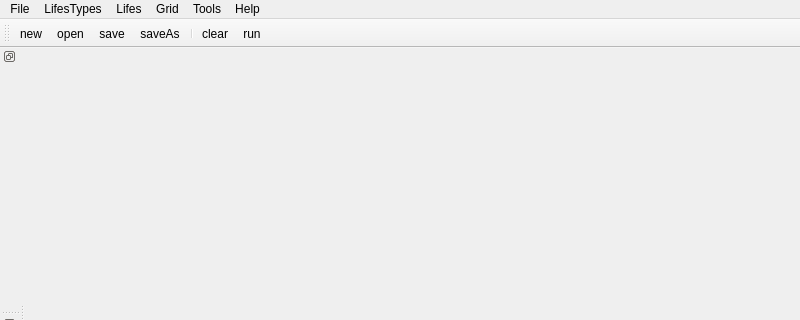
Above: widget/simmainwindow.ui from dridk/estel before the change; both pictures show x 0 to 800 and y 0 to 320 of the 800 by 600 pixel window. Below: the same form after it.
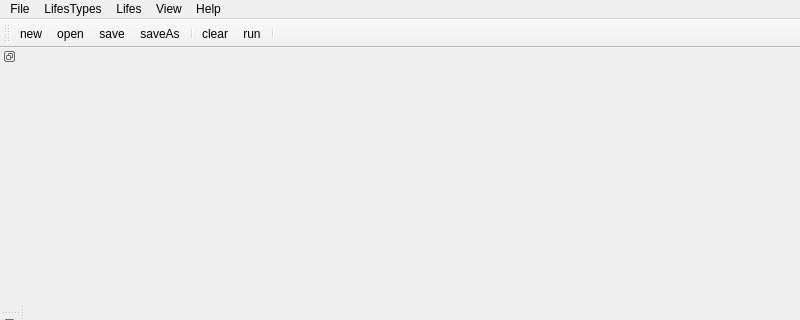
That is the form after the change. Icons and pictures are not drawn.

```diff
--- a/widget/simmainwindow.ui
+++ b/widget/simmainwindow.ui
@@ -37,16 +37,7 @@
     <property name="title">
      <string>Lifes</string>
     </property>
-   </widget>
-   <widget class="QMenu" name="menuGrid">
-    <property name="title">
-     <string>Grid</string>
-    </property>
-   </widget>
-   <widget class="QMenu" name="menuTools">
-    <property name="title">
-     <string>Tools</string>
-    </property>
+    <addaction name="separator"/>
     <addaction name="actionRun"/>
     <addaction name="separator"/>
    </widget>
@@ -60,11 +51,17 @@
      <string>LifesTypes</string>
     </property>
    </widget>
+   <widget class="QMenu" name="menuView">
+    <property name="title">
+     <string>View</string>
+    </property>
+    <addaction name="actionAnimator"/>
+    <addaction name="actionLifeEditor"/>
+   </widget>
    <addaction name="menuFile"/>
    <addaction name="menuLifesTypes"/>
    <addaction name="menuLifes"/>
-   <addaction name="menuGrid"/>
-   <addaction name="menuTools"/>
+   <addaction name="menuView"/>
    <addaction name="menuHelp"/>
   </widget>
   <widget class="QStatusBar" name="statusbar"/>
@@ -88,6 +85,7 @@
    <addaction name="separator"/>
    <addaction name="actionClear"/>
    <addaction name="actionRun"/>
+   <addaction name="separator"/>
   </widget>
   <widget class="QDockWidget" name="dock1">
    <property name="features">
```
Left out of the diff: 18 changed lines with no effect on the pictures.
